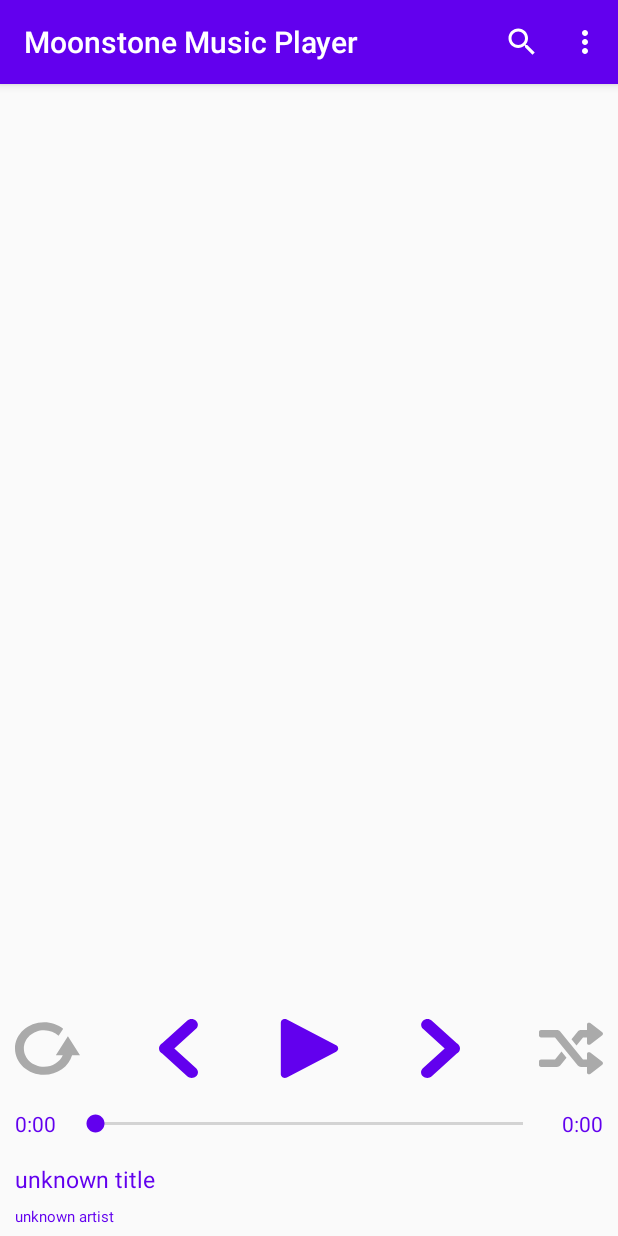
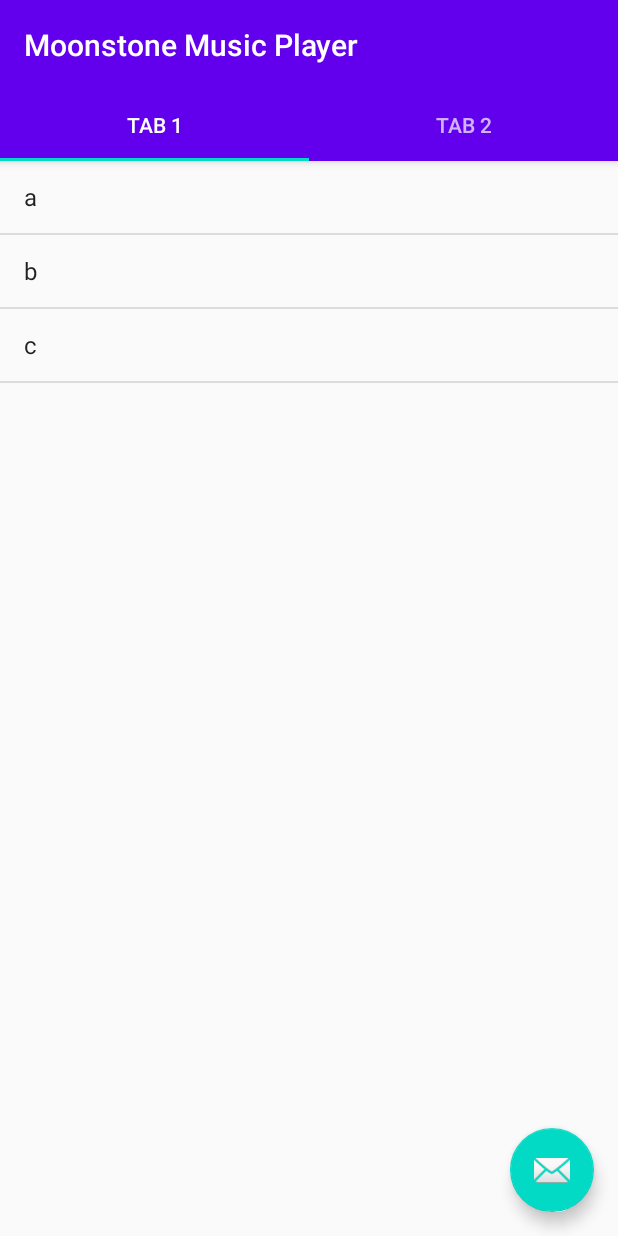
Before and after one commit to JohannesGrobelski/MoonstoneMusicPlayer, an Android app: the screen it shows after launch (MainActivity before the commit, MusicPlayerActivity after it), on a phone screen of 412 x 824 dp. Run offline under Robolectric (Android 15) with nearby library versions, the phone set to English and light mode, and no system bars; 1 statement that could not run was skipped.

Commit message:
test tabbed activity

```diff
--- a/app/build.gradle
+++ b/app/build.gradle
@@ -27,6 +27,8 @@ dependencies {
     implementation 'androidx.appcompat:appcompat:1.2.0'
     implementation 'androidx.constraintlayout:constraintlayout:2.0.4'
     implementation 'androidx.swiperefreshlayout:swiperefreshlayout:1.1.0'
+    implementation 'com.google.android.material:material:1.2.1'
+    implementation 'androidx.lifecycle:lifecycle-extensions:2.2.0'
     testImplementation 'junit:junit:4.12'
     androidTestImplementation 'androidx.test.ext:junit:1.1.2'
     androidTestImplementation 'androidx.test.espresso:espresso-core:3.3.0'
--- /dev/null
+++ b/app/src/main/java/com/example/moonstonemusicplayer/view/ui/main/FragmentInterface.java
@@ -0,0 +1,6 @@
+package com.example.moonstonemusicplayer.view.ui.main;
+
+public interface FragmentInterface {
+  public void onSongClick(int song);
+
+}
--- /dev/null
+++ b/app/src/main/java/com/example/moonstonemusicplayer/view/ui/main/MusicPlayerActivity.java
@@ -0,0 +1,43 @@
+package com.example.moonstonemusicplayer.view.ui.main;
+
+import android.os.Bundle;
+
+import com.example.moonstonemusicplayer.R;
+import com.google.android.material.floatingactionbutton.FloatingActionButton;
+import com.google.android.material.snackbar.Snackbar;
+import com.google.android.material.tabs.TabLayout;
+
+import androidx.viewpager.widget.ViewPager;
+import androidx.appcompat.app.AppCompatActivity;
+
+import android.view.View;
+import android.widget.Toast;
+
+public class MusicPlayerActivity extends AppCompatActivity implements FragmentInterface {
+
+  @Override
+  protected void onCreate(Bundle savedInstanceState) {
+    super.onCreate(savedInstanceState);
+    setContentView(R.layout.activity_music_player);
+    SectionsPagerAdapter sectionsPagerAdapter = new SectionsPagerAdapter(this, getSupportFragmentManager());
+    ViewPager viewPager = findViewById(R.id.view_pager);
+    viewPager.setAdapter(sectionsPagerAdapter);
+    TabLayout tabs = findViewById(R.id.tabs);
+    tabs.setupWithViewPager(viewPager);
+    FloatingActionButton fab = findViewById(R.id.fab);
+
+    fab.setOnClickListener(new View.OnClickListener() {
+      @Override
+      public void onClick(View view) {
+        Snackbar.make(view, "Replace with your own action", Snackbar.LENGTH_LONG)
+            .setAction("Action", null).show();
+      }
+    });
+  }
+
+
+  @Override
+  public void onSongClick(int song) {
+    Toast.makeText(this,"clicked Song: "+song,Toast.LENGTH_LONG).show();
+  }
+}
--- /dev/null
+++ b/app/src/main/java/com/example/moonstonemusicplayer/view/ui/main/PageViewModel.java
@@ -0,0 +1,26 @@
+package com.example.moonstonemusicplayer.view.ui.main;
+
+import androidx.arch.core.util.Function;
+import androidx.lifecycle.LiveData;
+import androidx.lifecycle.MutableLiveData;
+import androidx.lifecycle.Transformations;
+import androidx.lifecycle.ViewModel;
+
+public class PageViewModel extends ViewModel {
+
+  private MutableLiveData<Integer> mIndex = new MutableLiveData<>();
+  private LiveData<String> mText = Transformations.map(mIndex, new Function<Integer, String>() {
+    @Override
+    public String apply(Integer input) {
+      return "Hello world from section: " + input;
+    }
+  });
+
+  public void setIndex(int index) {
+    mIndex.setValue(index);
+  }
+
+  public LiveData<String> getText() {
+    return mText;
+  }
+}
--- /dev/null
+++ b/app/src/main/java/com/example/moonstonemusicplayer/view/ui/main/PlaceholderFragment.java
@@ -0,0 +1,69 @@
+package com.example.moonstonemusicplayer.view.ui.main;
+
+import android.os.Bundle;
+import android.view.LayoutInflater;
+import android.view.View;
+import android.view.ViewGroup;
+import android.widget.AdapterView;
+import android.widget.ArrayAdapter;
+import android.widget.ListView;
+
+import androidx.annotation.NonNull;
+import androidx.fragment.app.Fragment;
+import androidx.lifecycle.ViewModelProviders;
+
+import com.example.moonstonemusicplayer.R;
+
+
+/**
+ * A placeholder fragment containing a simple view.
+ */
+public class PlaceholderFragment extends Fragment {
+
+  private static final String ARG_SECTION_NUMBER = "section_number";
+
+  FragmentInterface fragmentInterface;
+  private PageViewModel pageViewModel;
+  ListView lv_songList;
+
+  String[] data = new String[]{"a","b","c"};
+
+  public static PlaceholderFragment newInstance(int index) {
+    PlaceholderFragment fragment = new PlaceholderFragment();
+    Bundle bundle = new Bundle();
+    bundle.putInt(ARG_SECTION_NUMBER, index);
+    fragment.setArguments(bundle);
+    return fragment;
+  }
+
+  @Override
+  public void onCreate(Bundle savedInstanceState) {
+    super.onCreate(savedInstanceState);
+    pageViewModel = ViewModelProviders.of(this).get(PageViewModel.class);
+    int index = 1;
+    if (getArguments() != null) {
+      index = getArguments().getInt(ARG_SECTION_NUMBER);
+    }
+    pageViewModel.setIndex(index);
+    this.fragmentInterface = (FragmentInterface) this.getActivity();
+  }
+
+  @Override
+  public View onCreateView(
+      @NonNull LayoutInflater inflater, ViewGroup container,
+      Bundle savedInstanceState) {
+    View root = inflater.inflate(R.layout.fragment_music_player, container, false);
+    lv_songList = root.findViewById(R.id.lv_SONGLIST);
+
+    ArrayAdapter<String> itemsAdapter = new ArrayAdapter<String>(this.getActivity(),android.R.layout.simple_list_item_1,data);
+    lv_songList.setAdapter(itemsAdapter);
+    lv_songList.setOnItemClickListener(new AdapterView.OnItemClickListener() {
+      @Override
+      public void onItemClick(  AdapterView<?> parent, View view, int position, long id) {
+        fragmentInterface.onSongClick(position);
+      }
+    });
+
+    return root;
+  }
+}
--- /dev/null
+++ b/app/src/main/java/com/example/moonstonemusicplayer/view/ui/main/SectionsPagerAdapter.java
@@ -0,0 +1,47 @@
+package com.example.moonstonemusicplayer.view.ui.main;
+
+import android.content.Context;
+
+import androidx.annotation.Nullable;
+import androidx.annotation.StringRes;
+import androidx.fragment.app.Fragment;
+import androidx.fragment.app.FragmentManager;
+import androidx.fragment.app.FragmentPagerAdapter;
+
+import com.example.moonstonemusicplayer.R;
+
+
+/**
+ * A [FragmentPagerAdapter] that returns a fragment corresponding to
+ * one of the sections/tabs/pages.
+ */
+public class SectionsPagerAdapter extends FragmentPagerAdapter {
+
+  @StringRes
+  private static final int[] TAB_TITLES = new int[]{R.string.tab_text_1, R.string.tab_text_2};
+  private final Context mContext;
+
+  public SectionsPagerAdapter(Context context, FragmentManager fm) {
+    super(fm);
+    mContext = context;
+  }
+
+  @Override
+  public Fragment getItem(int position) {
+    // getItem is called to instantiate the fragment for the given page.
+    // Return a PlaceholderFragment (defined as a static inner class below).
+    return PlaceholderFragment.newInstance(position + 1);
+  }
+
+  @Nullable
+  @Override
+  public CharSequence getPageTitle(int position) {
+    return mContext.getResources().getString(TAB_TITLES[position]);
+  }
+
+  @Override
+  public int getCount() {
+    // Show 2 total pages.
+    return 2;
+  }
+}
--- a/app/src/main/res/layout/activity_main.xml
+++ b/app/src/main/res/layout/activity_main.xml
@@ -109,7 +109,7 @@
                 android:layout_gravity="center_vertical"
                 android:layout_marginStart="10dp"
                 android:layout_marginEnd="10dp"
-                android:text="0:00"
+                android:text="00:00"
                 android:textColor="@color/colorPrimary" />
 
             <SeekBar
@@ -127,7 +127,7 @@
                 android:layout_gravity="center_vertical"
                 android:layout_marginStart="10dp"
                 android:layout_marginEnd="10dp"
-                android:text="0:00"
+                android:text="00:00"
                 android:textColor="@color/colorPrimary" />
         </LinearLayout>
 
--- /dev/null
+++ b/app/src/main/res/layout/activity_music_player.xml
@@ -0,0 +1,44 @@
+<?xml version="1.0" encoding="utf-8"?>
+<androidx.coordinatorlayout.widget.CoordinatorLayout xmlns:android="http://schemas.android.com/apk/res/android"
+    xmlns:app="http://schemas.android.com/apk/res-auto"
+    xmlns:tools="http://schemas.android.com/tools"
+    android:layout_width="match_parent"
+    android:layout_height="match_parent"
+    tools:context=".view.ui.main.MusicPlayerActivity">
+
+    <com.google.android.material.appbar.AppBarLayout
+        android:layout_width="match_parent"
+        android:layout_height="wrap_content"
+        android:theme="@style/AppTheme.AppBarOverlay">
+
+        <TextView
+            android:id="@+id/title"
+            android:layout_width="wrap_content"
+            android:layout_height="wrap_content"
+            android:gravity="center"
+            android:minHeight="?actionBarSize"
+            android:padding="@dimen/appbar_padding"
+            android:text="@string/app_name"
+            android:textAppearance="@style/TextAppearance.Widget.AppCompat.Toolbar.Title" />
+
+        <com.google.android.material.tabs.TabLayout
+            android:id="@+id/tabs"
+            android:layout_width="match_parent"
+            android:layout_height="wrap_content"
+            android:background="?attr/colorPrimary" />
+    </com.google.android.material.appbar.AppBarLayout>
+
+    <androidx.viewpager.widget.ViewPager
+        android:id="@+id/view_pager"
+        android:layout_width="match_parent"
+        android:layout_height="match_parent"
+        app:layout_behavior="@string/appbar_scrolling_view_behavior" />
+
+    <com.google.android.material.floatingactionbutton.FloatingActionButton
+        android:id="@+id/fab"
+        android:layout_width="wrap_content"
+        android:layout_height="wrap_content"
+        android:layout_gravity="bottom|end"
+        android:layout_margin="@dimen/fab_margin"
+        app:srcCompat="@android:drawable/ic_dialog_email" />
+</androidx.coordinatorlayout.widget.CoordinatorLayout>
--- /dev/null
+++ b/app/src/main/res/layout/fragment_music_player.xml
@@ -0,0 +1,15 @@
+<?xml version="1.0" encoding="utf-8"?>
+<LinearLayout xmlns:android="http://schemas.android.com/apk/res/android"
+    xmlns:app="http://schemas.android.com/apk/res-auto"
+    xmlns:tools="http://schemas.android.com/tools"
+    android:id="@+id/constraintLayout"
+    android:layout_width="match_parent"
+    android:layout_height="match_parent"
+    android:orientation="vertical"
+    tools:context=".view.ui.main.PlaceholderFragment" >
+
+    <ListView
+        android:id="@+id/lv_SONGLIST"
+        android:layout_width="match_parent"
+        android:layout_height="match_parent" />
+</LinearLayout>
--- /dev/null
+++ b/app/src/main/res/values-w820dp/dimens.xml
@@ -0,0 +1,6 @@
+<resources>
+    <!-- Example customization of dimensions originally defined in res/values/dimens.xml
+         (such as screen margins) for screens with more than 820dp of available width. This
+         would include 7" and 10" devices in landscape (~960dp and ~1280dp respectively). -->
+    <dimen name="activity_horizontal_margin">64dp</dimen>
+</resources>
--- /dev/null
+++ b/app/src/main/res/values/dimens.xml
@@ -0,0 +1,8 @@
+<resources>
+    <!-- Default screen margins, per the Android Design guidelines. -->
+    <dimen name="activity_horizontal_margin">16dp</dimen>
+    <dimen name="activity_vertical_margin">16dp</dimen>
+    <dimen name="appbar_padding">16dp</dimen>
+    <dimen name="fab_margin">16dp</dimen>
+    <dimen name="appbar_padding_top">8dp</dimen>
+</resources>
--- a/app/src/main/res/values/strings.xml
+++ b/app/src/main/res/values/strings.xml
@@ -1,3 +1,6 @@
 <resources>
     <string name="app_name">Moonstone Music Player</string>
+    <string name="title_activity_music_player">MusicPlayerActivity</string>
+    <string name="tab_text_1">Tab 1</string>
+    <string name="tab_text_2">Tab 2</string>
 </resources>
--- a/app/src/main/res/values/styles.xml
+++ b/app/src/main/res/values/styles.xml
@@ -7,4 +7,13 @@
         <item name="colorAccent">@color/colorAccent</item>
     </style>
 
+    <style name="AppTheme.NoActionBar">
+        <item name="windowActionBar">false</item>
+        <item name="windowNoTitle">true</item>
+    </style>
+
+    <style name="AppTheme.AppBarOverlay" parent="ThemeOverlay.AppCompat.Dark.ActionBar" />
+
+    <style name="AppTheme.PopupOverlay" parent="ThemeOverlay.AppCompat.Light" />
+
 </resources>
```
Also changed, not shown: app/src/main/AndroidManifest.xml (+20 -7 lines).
